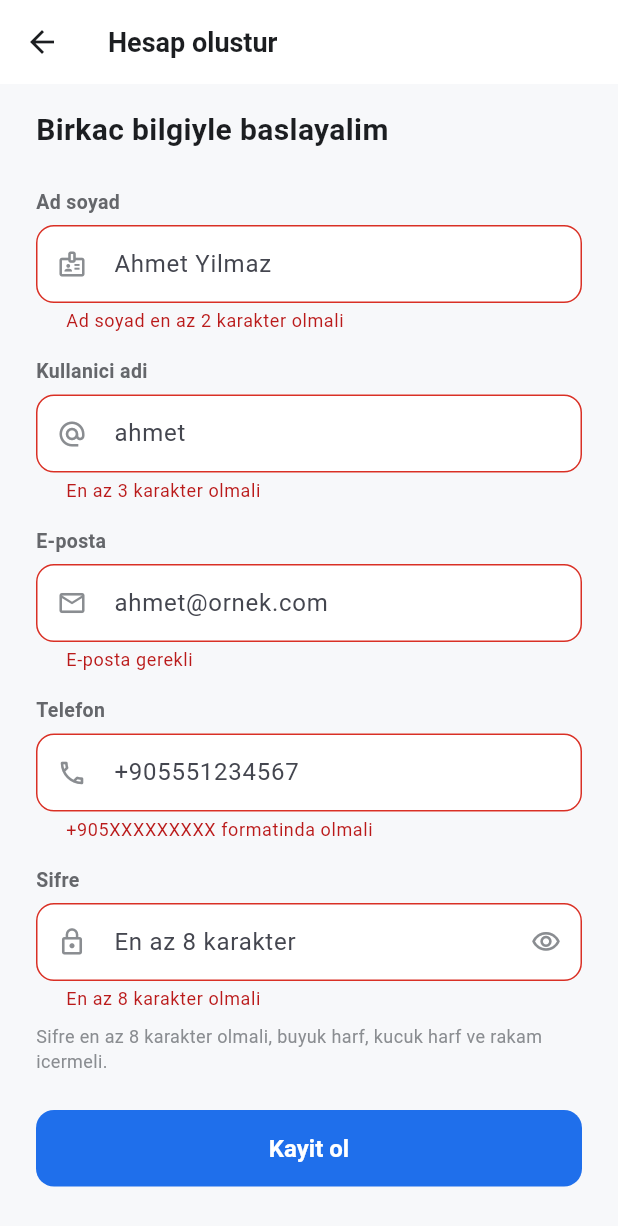
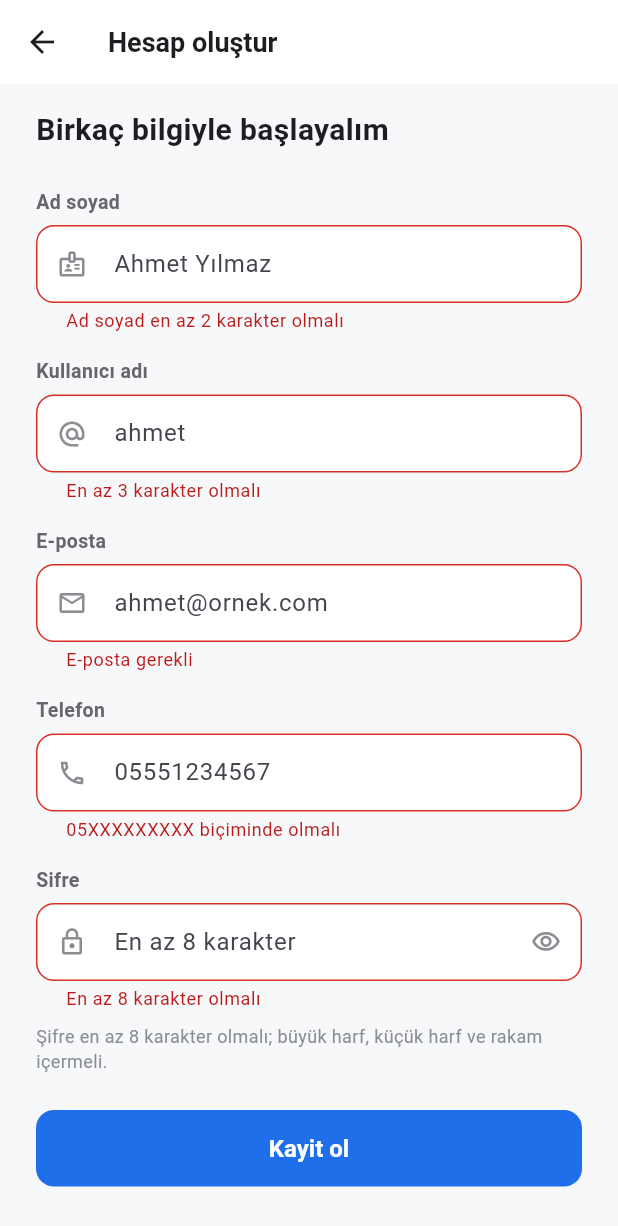
Before and after one commit to suleymaz/chat-app, a Flutter app: the RegisterScreen screen opened by its route, after a tap on "Kayit ol", on a phone screen of 412 x 824 dp. Shown: the top 1226 px of the screen. Run offline on Flutter 3.47's test engine with Material 3 defaults, Android fonts, the phone set to English and light mode, and no system bars; our stand-ins replace cached_network_image, dio, file_picker, firebase_core, firebase_messaging, flutter_local_notifications and 7 more; accounts and stored records are empty.

Commit message:
feat(auth): accept phone numbers in 05XXXXXXXXX format

```diff
--- a/mobile/lib/presentation/screens/auth/register_screen.dart
+++ b/mobile/lib/presentation/screens/auth/register_screen.dart
@@ -87,10 +87,10 @@ class _RegisterScreenState extends ConsumerState<RegisterScreen> {
           }
         });
       } else {
-        setState(() => _genelHata = 'Baglanti hatasi');
+        setState(() => _genelHata = 'Bağlantı hatası');
       }
     } catch (e) {
-      setState(() => _genelHata = 'Beklenmeyen bir hata olustu');
+      setState(() => _genelHata = 'Beklenmeyen bir hata oluştu');
     } finally {
       if (mounted) setState(() => _yukleniyor = false);
     }
@@ -104,7 +104,7 @@ class _RegisterScreenState extends ConsumerState<RegisterScreen> {
           icon: const Icon(Icons.arrow_back),
           onPressed: _yukleniyor ? null : () => context.pop(),
         ),
-        title: const Text('Hesap olustur'),
+        title: const Text('Hesap oluştur'),
       ),
       body: SafeArea(
         child: SingleChildScrollView(
@@ -118,7 +118,7 @@ class _RegisterScreenState extends ConsumerState<RegisterScreen> {
                   crossAxisAlignment: CrossAxisAlignment.stretch,
                   children: [
                     const Text(
-                      'Birkac bilgiyle baslayalim',
+                      'Birkaç bilgiyle başlayalım',
                       style: TextStyle(
                         fontSize: 20,
                         fontWeight: FontWeight.w700,
@@ -135,14 +135,14 @@ class _RegisterScreenState extends ConsumerState<RegisterScreen> {
                     AppTextField(
                       controller: _adSoyadController,
                       label: 'Ad soyad',
-                      hint: 'Ahmet Yilmaz',
+                      hint: 'Ahmet Yılmaz',
                       icon: Icons.badge_outlined,
                       aktif: !_yukleniyor,
                       klavyeAksiyonu: TextInputAction.next,
                       hataMetni: _alanHatalari['fullName'],
                       dogrula: (deger) {
                         if (deger == null || deger.trim().length < 2) {
-                          return 'Ad soyad en az 2 karakter olmali';
+                          return 'Ad soyad en az 2 karakter olmalı';
                         }
                         return null;
                       },
@@ -151,7 +151,7 @@ class _RegisterScreenState extends ConsumerState<RegisterScreen> {
 
                     AppTextField(
                       controller: _kullaniciAdiController,
-                      label: 'Kullanici adi',
+                      label: 'Kullanıcı adı',
                       hint: 'ahmet',
                       icon: Icons.alternate_email,
                       aktif: !_yukleniyor,
@@ -160,9 +160,9 @@ class _RegisterScreenState extends ConsumerState<RegisterScreen> {
                       maksUzunluk: 30,
                       dogrula: (deger) {
                         final d = deger?.trim().toLowerCase() ?? '';
-                        if (d.length < 3) return 'En az 3 karakter olmali';
+                        if (d.length < 3) return 'En az 3 karakter olmalı';
                         if (!RegExp(r'^[a-z0-9_]+$').hasMatch(d)) {
-                          return 'Sadece kucuk harf, rakam ve alt cizgi';
+                          return 'Sadece küçük harf, rakam ve alt çizgi';
                         }
                         return null;
                       },
@@ -182,7 +182,7 @@ class _RegisterScreenState extends ConsumerState<RegisterScreen> {
                         final d = deger?.trim() ?? '';
                         if (d.isEmpty) return 'E-posta gerekli';
                         if (!RegExp(r'^[^@\s]+@[^@\s]+\.[^@\s]+$').hasMatch(d)) {
-                          return 'Gecerli bir e-posta girin';
+                          return 'Geçerli bir e-posta girin';
                         }
                         return null;
                       },
@@ -192,16 +192,17 @@ class _RegisterScreenState extends ConsumerState<RegisterScreen> {
                     AppTextField(
                       controller: _telefonController,
                       label: 'Telefon',
-                      hint: '+905551234567',
+                      hint: '05551234567',
                       icon: Icons.phone_outlined,
                       klavyeTipi: TextInputType.phone,
+                      maksUzunluk: 11,
                       aktif: !_yukleniyor,
                       klavyeAksiyonu: TextInputAction.next,
                       hataMetni: _alanHatalari['phone'],
                       dogrula: (deger) {
                         final d = deger?.trim() ?? '';
-                        if (!RegExp(r'^\+90[0-9]{10}$').hasMatch(d)) {
-                          return '+905XXXXXXXXX formatinda olmali';
+                        if (!RegExp(r'^0[0-9]{10}$').hasMatch(d)) {
+                          return '05XXXXXXXXX biçiminde olmalı';
                         }
                         return null;
                       },
@@ -220,9 +221,9 @@ class _RegisterScreenState extends ConsumerState<RegisterScreen> {
                       hataMetni: _alanHatalari['password'],
                       dogrula: (deger) {
                         final d = deger ?? '';
-                        if (d.length < 8) return 'En az 8 karakter olmali';
-                        if (!RegExp(r'[a-z]').hasMatch(d)) return 'En az bir kucuk harf gerekli';
-                        if (!RegExp(r'[A-Z]').hasMatch(d)) return 'En az bir buyuk harf gerekli';
+                        if (d.length < 8) return 'En az 8 karakter olmalı';
+                        if (!RegExp(r'[a-z]').hasMatch(d)) return 'En az bir küçük harf gerekli';
+                        if (!RegExp(r'[A-Z]').hasMatch(d)) return 'En az bir büyük harf gerekli';
                         if (!RegExp(r'[0-9]').hasMatch(d)) return 'En az bir rakam gerekli';
                         return null;
                       },
@@ -230,7 +231,7 @@ class _RegisterScreenState extends ConsumerState<RegisterScreen> {
                     const SizedBox(height: 8),
 
                     const Text(
-                      'Sifre en az 8 karakter olmali, buyuk harf, kucuk harf ve rakam icermeli.',
+                      'Şifre en az 8 karakter olmalı; büyük harf, küçük harf ve rakam içermeli.',
                       style: TextStyle(fontSize: 12, color: AppColors.textTertiary),
                     ),
                     const SizedBox(height: 24),
@@ -246,13 +247,13 @@ class _RegisterScreenState extends ConsumerState<RegisterScreen> {
                       mainAxisAlignment: MainAxisAlignment.center,
                       children: [
                         const Text(
-                          'Zaten hesabin var mi?',
+                          'Zaten hesabın var mı?',
                           style: TextStyle(fontSize: 14, color: AppColors.textSecondary),
                         ),
                         TextButton(
                           onPressed: _yukleniyor ? null : () => context.pop(),
                           child: const Text(
-                            'Giris yap',
+                            'Giriş yap',
                             style: TextStyle(fontSize: 14, fontWeight: FontWeight.w600),
                           ),
                         ),
```
Also changed, not shown: 3 other files.
